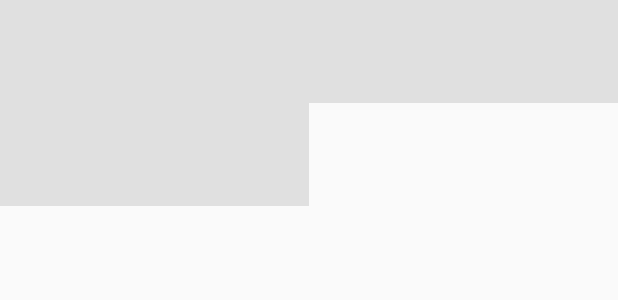
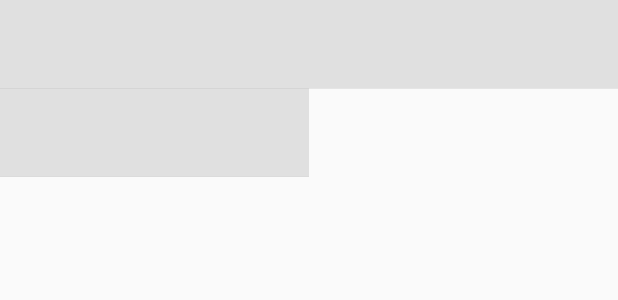
Before and after one commit to AndX2/fw_resume, a Flutter app: the BodyDemoBlock widget shown alone on an empty page, opened directly with empty values, on a phone screen of 412 x 824 dp. Shown: the top 300 px of the screen. Run offline on Flutter 3.47's test engine with Material 2 defaults, Android fonts, the phone set to English and light mode, and no system bars; missing offline and left inert: dart:html, flutter_web; Roboto replaces fonts that are missing (ss); statements that could not run were skipped.

Commit message:
end day commit

```diff
--- a/lib/main.dart
+++ b/lib/main.dart
@@ -129,22 +129,6 @@ class ResumePage1 extends StatelessWidget {
                     vertical: 30.0 * params.scale),
                 color: Colors.grey[800].withOpacity(.85),
                 elevation: 16.0 * params.scale,
-                //  Container(
-                //   margin: EdgeInsets.symmetric(
-                //       horizontal: 30.0 * params.scale,
-                //       vertical: 30.0 * params.scale),
-                //   decoration: BoxDecoration(
-                //     // color: Colors.grey[800].withOpacity(.85),
-                //     borderRadius: BorderRadius.all(
-                //       Radius.circular(50.0 * params.scale),
-                //     ),
-                //     // boxShadow: [
-                //     //   BoxShadow(
-                //     //       offset: Offset(4.0 * params.scale, 4.0 * params.scale),
-                //     //       color: Colors.black.withOpacity(0.5),
-                //     //       blurRadius: 16.0 * params.scale)
-                //     // ],
-                //   ),
                 //TODO: blur not impl yet by flutter_web_ui/ui.dart
                 // child: Padding(
                 //   padding:
@@ -229,6 +213,8 @@ class BodyExpectBlock extends StatelessWidget {
       padding: EdgeInsets.only(
           left: 32.0 * params.scale, right: 32.0 * params.scale),
       child: Wrap(
+        spacing: 32.0 * params.scale,
+        runSpacing: 32.0 * params.scale,
         children: <Widget>[
           ...offerExp.map((item) => Card(
               elevation: 8.0 * params.scale,
@@ -293,20 +279,25 @@ class BodyDemoBlock extends StatelessWidget {
   @override
   Widget build(BuildContext context) {
     return GridView.builder(
+      // scrollDirection: Axis.horizontal,
       shrinkWrap: true,
       padding: EdgeInsets.only(
           left: 32.0 * params.scale, right: 32.0 * params.scale),
       itemCount: demo.length,
       gridDelegate: SliverGridDelegateWithFixedCrossAxisCount(
-          childAspectRatio: 3, crossAxisCount: 2),
+          mainAxisSpacing: 32.0 * params.scale,
+          crossAxisSpacing: 32.0 * params.scale,
+          childAspectRatio: 3.5,
+          crossAxisCount: 2),
       itemBuilder: (context, index) {
         return GestureDetector(
           onTap: () =>
               html.window.open(demo[index]['link'], demo[index]['linkName']),
           child: Container(
-              margin: EdgeInsets.all(16.0 * params.scale),
               decoration: BoxDecoration(
                 color: Colors.grey[300],
+                borderRadius:
+                    BorderRadius.all(Radius.circular(4.0 * params.scale)),
                 boxShadow: [
                   BoxShadow(
                       color: Colors.black26,
```
